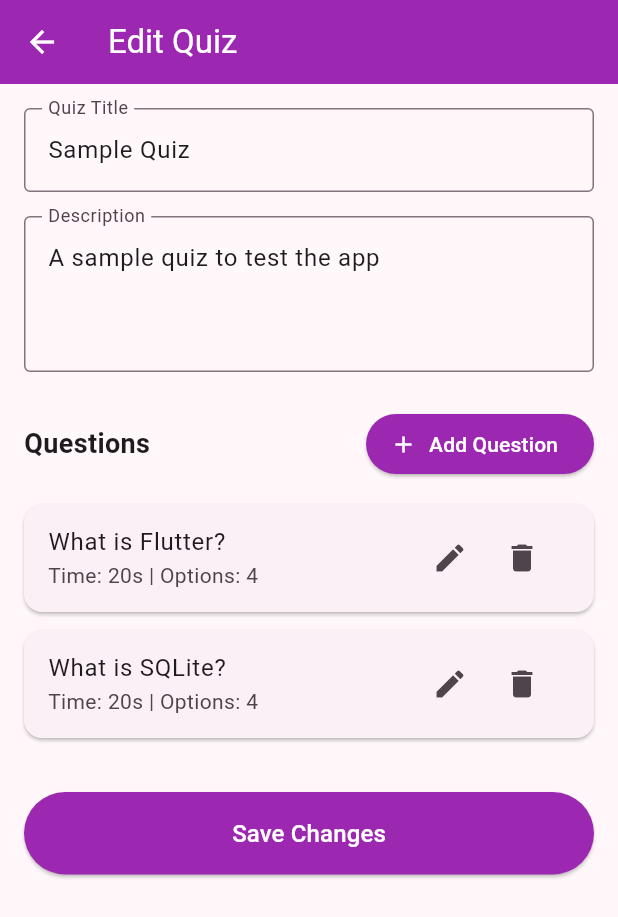
After one commit to khalef-khalil/kahoot, a Flutter app: the screen it shows after launch, after a tap on "Add Sample Quiz", after a tap on the "edit" icon, on a phone screen of 412 x 824 dp. The commit adds this screen. Shown: the top 917 px of the screen. Run offline on Flutter 3.47's test engine with Material 3 defaults, Android fonts, the phone set to English and light mode, and no system bars; our stand-ins replace sqflite; accounts and stored records are empty.

Commit message:
added editing feature

```diff
--- a/lib/database_helper.dart
+++ b/lib/database_helper.dart
@@ -112,6 +112,17 @@ class DatabaseHelper {
     );
   }
 
+  // Update a quiz
+  Future<int> updateQuiz(int id, Map<String, dynamic> quiz) async {
+    Database db = await database;
+    return await db.update(
+      'quizzes',
+      quiz,
+      where: 'id = ?',
+      whereArgs: [id],
+    );
+  }
+
   // Question Operations
   Future<int> insertQuestion(Map<String, dynamic> question) async {
     Database db = await database;
@@ -127,6 +138,36 @@ class DatabaseHelper {
     );
   }
 
+  // Update a question
+  Future<int> updateQuestion(int id, Map<String, dynamic> question) async {
+    Database db = await database;
+    return await db.update(
+      'questions',
+      question,
+      where: 'id = ?',
+      whereArgs: [id],
+    );
+  }
+
+  // Delete a question and its options
+  Future<int> deleteQuestion(int questionId) async {
+    Database db = await database;
+
+    // Delete options for this question
+    await db.delete(
+      'options',
+      where: 'question_id = ?',
+      whereArgs: [questionId],
+    );
+
+    // Delete the question
+    return await db.delete(
+      'questions',
+      where: 'id = ?',
+      whereArgs: [questionId],
+    );
+  }
+
   // Option Operations
   Future<int> insertOption(Map<String, dynamic> option) async {
     Database db = await database;
@@ -139,6 +180,27 @@ class DatabaseHelper {
       'options',
       where: 'question_id = ?',
       whereArgs: [questionId],
+    );
+  }
+
+  // Update an option
+  Future<int> updateOption(int id, Map<String, dynamic> option) async {
+    Database db = await database;
+    return await db.update(
+      'options',
+      option,
+      where: 'id = ?',
+      whereArgs: [id],
+    );
+  }
+
+  // Delete an option
+  Future<int> deleteOption(int optionId) async {
+    Database db = await database;
+    return await db.delete(
+      'options',
+      where: 'id = ?',
+      whereArgs: [optionId],
     );
   }
 
--- /dev/null
+++ b/lib/screens/edit_quiz_screen.dart
@@ -0,0 +1,570 @@
+import 'package:flutter/material.dart';
+import '../database_helper.dart';
+import '../models.dart';
+
+class EditQuizScreen extends StatefulWidget {
+  final int quizId;
+
+  const EditQuizScreen({super.key, required this.quizId});
+
+  @override
+  State<EditQuizScreen> createState() => _EditQuizScreenState();
+}
+
+class _EditQuizScreenState extends State<EditQuizScreen> {
+  final DatabaseHelper _databaseHelper = DatabaseHelper();
+  final _formKey = GlobalKey<FormState>();
+  final _titleController = TextEditingController();
+  final _descriptionController = TextEditingController();
+
+  List<Question> _questions = [];
+  bool _isLoading = true;
+  bool _isSaving = false;
+  late Quiz _quiz;
+
+  @override
+  void initState() {
+    super.initState();
+    _loadQuiz();
+  }
+
+  @override
+  void dispose() {
+    _titleController.dispose();
+    _descriptionController.dispose();
+    super.dispose();
+  }
+
+  Future<void> _loadQuiz() async {
+    try {
+      // Load quiz
+      final quizMap = await _databaseHelper.getQuiz(widget.quizId);
+      if (quizMap != null) {
+        _quiz = Quiz.fromMap(quizMap);
+        _titleController.text = _quiz.title;
+        _descriptionController.text = _quiz.description;
+
+        // Load questions
+        final questionsMap = await _databaseHelper.getQuestionsByQuiz(widget.quizId);
+        _questions = await Future.wait(questionsMap.map((qMap) async {
+          final question = Question.fromMap(qMap);
+
+          // Load options for each question
+          final optionsMap = await _databaseHelper.getOptionsByQuestion(question.id!);
+          question.options = optionsMap.map((oMap) => Option.fromMap(oMap)).toList();
+
+          return question;
+        }));
+
+        setState(() {
+          _isLoading = false;
+        });
+      } else {
+        // Quiz not found
+        if (mounted) {
+          ScaffoldMessenger.of(context).showSnackBar(
+            const SnackBar(content: Text('Quiz not found')),
+          );
+          Navigator.pop(context);
+        }
+      }
+    } catch (e) {
+      if (mounted) {
+        ScaffoldMessenger.of(context).showSnackBar(
+          SnackBar(content: Text('Failed to load quiz: $e')),
+        );
+        Navigator.pop(context);
+      }
+    }
+  }
+
+  Future<void> _saveQuiz() async {
+    if (_formKey.currentState!.validate()) {
+      if (_questions.isEmpty) {
+        ScaffoldMessenger.of(context).showSnackBar(
+          const SnackBar(content: Text('Please add at least one question')),
+        );
+        return;
+      }
+
+      setState(() {
+        _isSaving = true;
+      });
+
+      try {
+        // Update quiz
+        await _databaseHelper.updateQuiz(widget.quizId, {
+          'title': _titleController.text,
+          'description': _descriptionController.text,
+        });
+
+        // For simplicity, we're recreating all questions and options
+        // First, delete all existing questions (which cascades to options)
+        final existingQuestions = await _databaseHelper.getQuestionsByQuiz(widget.quizId);
+        for (var question in existingQuestions) {
+          await _databaseHelper.deleteQuestion(question['id']);
+        }
+
+        // Now create new questions and options
+        for (var question in _questions) {
+          final questionId = await _databaseHelper.insertQuestion({
+            'quiz_id': widget.quizId,
+            'question': question.question,
+            'time_limit': question.timeLimit,
+          });
+
+          // Save options for this question
+          if (question.options != null) {
+            for (var option in question.options!) {
+              await _databaseHelper.insertOption({
+                'question_id': questionId,
+                'option_text': option.optionText,
+                'is_correct': option.isCorrect ? 1 : 0,
+              });
+            }
+          }
+        }
+
+        if (mounted) {
+          ScaffoldMessenger.of(context).showSnackBar(
+            const SnackBar(content: Text('Quiz updated successfully')),
+          );
+          Navigator.pop(context);
+        }
+      } catch (e) {
+        if (mounted) {
+          ScaffoldMessenger.of(context).showSnackBar(
+            SnackBar(content: Text('Failed to update quiz: $e')),
+          );
+        }
+      } finally {
+        if (mounted) {
+          setState(() {
+            _isSaving = false;
+          });
+        }
+      }
+    }
+  }
+
+  void _addQuestion() {
+    showDialog(
+      context: context,
+      builder: (context) {
+        final questionController = TextEditingController();
+        final timeLimitController = TextEditingController(text: '20');
+        final List<Option> options = [
+          Option(questionId: 0, optionText: '', isCorrect: false),
+          Option(questionId: 0, optionText: '', isCorrect: false),
+          Option(questionId: 0, optionText: '', isCorrect: false),
+          Option(questionId: 0, optionText: '', isCorrect: false),
+        ];
+        int correctOptionIndex = 0;
+
+        return StatefulBuilder(
+          builder: (context, setState) {
+            return AlertDialog(
+              title: const Text('Add Question'),
+              content: SingleChildScrollView(
+                child: Column(
+                  mainAxisSize: MainAxisSize.min,
+                  children: [
+                    TextField(
+                      controller: questionController,
+                      decoration: const InputDecoration(
+                        labelText: 'Question',
+                        hintText: 'Enter the question',
+                      ),
+                      maxLines: 2,
+                    ),
+                    const SizedBox(height: 10),
+                    TextField(
+                      controller: timeLimitController,
+                      decoration: const InputDecoration(
+                        labelText: 'Time Limit (seconds)',
+                      ),
+                      keyboardType: TextInputType.number,
+                    ),
+                    const SizedBox(height: 20),
+                    const Text(
+                      'Options (select the correct one):',
+                      style: TextStyle(fontWeight: FontWeight.bold),
+                    ),
+                    const SizedBox(height: 10),
+                    ...List.generate(options.length, (index) {
+                      return Row(
+                        children: [
+                          Radio<int>(
+                            value: index,
+                            groupValue: correctOptionIndex,
+                            onChanged: (value) {
+                              setState(() {
+                                correctOptionIndex = value!;
+                                for (int i = 0; i < options.length; i++) {
+                                  options[i].isCorrect = (i == value);
+                                }
+                              });
+                            },
+                          ),
+                          Expanded(
+                            child: TextField(
+                              decoration: InputDecoration(
+                                labelText: 'Option ${index + 1}',
+                                hintText: 'Enter option text',
+                              ),
+                              onChanged: (value) {
+                                options[index].optionText = value;
+                              },
+                            ),
+                          ),
+                        ],
+                      );
+                    }),
+                  ],
+                ),
+              ),
+              actions: [
+                TextButton(
+                  onPressed: () => Navigator.pop(context),
+                  child: const Text('Cancel'),
+                ),
+                TextButton(
+                  onPressed: () {
+                    // Validate fields
+                    if (questionController.text.isEmpty) {
+                      ScaffoldMessenger.of(context).showSnackBar(
+                        const SnackBar(
+                            content: Text('Please enter a question')),
+                      );
+                      return;
+                    }
+
+                    final timeLimit = int.tryParse(timeLimitController.text);
+                    if (timeLimit == null || timeLimit <= 0) {
+                      ScaffoldMessenger.of(context).showSnackBar(
+                        const SnackBar(
+                            content: Text('Please enter a valid time limit')),
+                      );
+                      return;
+                    }
+
+                    bool validOptions = true;
+                    for (var option in options) {
+                      if (option.optionText.isEmpty) {
+                        validOptions = false;
+                        break;
+                      }
+                    }
+
+                    if (!validOptions) {
+                      ScaffoldMessenger.of(context).showSnackBar(
+                        const SnackBar(
+                            content: Text('Please fill in all options')),
+                      );
+                      return;
+                    }
+
+                    // Create question
+                    final question = Question(
+                      quizId: widget.quizId,
+                      question: questionController.text,
+                      timeLimit: timeLimit,
+                      options: options,
+                    );
+
+                    this.setState(() {
+                      _questions.add(question);
+                    });
+
+                    Navigator.pop(context);
+                  },
+                  child: const Text('Add'),
+                ),
+              ],
+            );
+          },
+        );
+      },
+    );
+  }
+
+  void _editQuestion(int index) {
+    final question = _questions[index];
+
+    showDialog(
+      context: context,
+      builder: (context) {
+        final questionController = TextEditingController(text: question.question);
+        final timeLimitController = TextEditingController(text: question.timeLimit.toString());
+        final List<Option> options = List.from(question.options!);
+
+        int correctOptionIndex = options.indexWhere((option) => option.isCorrect);
+        if (correctOptionIndex == -1) correctOptionIndex = 0;
+
+        return StatefulBuilder(
+          builder: (context, setState) {
+            return AlertDialog(
+              title: const Text('Edit Question'),
+              content: SingleChildScrollView(
+                child: Column(
+                  mainAxisSize: MainAxisSize.min,
+                  children: [
+                    TextField(
+                      controller: questionController,
+                      decoration: const InputDecoration(
+                        labelText: 'Question',
+                        hintText: 'Enter the question',
+                      ),
+                      maxLines: 2,
+                    ),
+                    const SizedBox(height: 10),
+                    TextField(
+                      controller: timeLimitController,
+                      decoration: const InputDecoration(
+                        labelText: 'Time Limit (seconds)',
+                      ),
+                      keyboardType: TextInputType.number,
+                    ),
+                    const SizedBox(height: 20),
+                    const Text(
+                      'Options (select the correct one):',
+                      style: TextStyle(fontWeight: FontWeight.bold),
+                    ),
+                    const SizedBox(height: 10),
+                    ...List.generate(options.length, (index) {
+                      return Row(
+                        children: [
+                          Radio<int>(
+                            value: index,
+                            groupValue: correctOptionIndex,
+                            onChanged: (value) {
+                              setState(() {
+                                correctOptionIndex = value!;
+                                for (int i = 0; i < options.length; i++) {
+                                  options[i].isCorrect = (i == value);
+                                }
+                              });
+                            },
+                          ),
+                          Expanded(
+                            child: TextField(
+                              decoration: InputDecoration(
+                                labelText: 'Option ${index + 1}',
+                                hintText: 'Enter option text',
+                              ),
+                              controller: TextEditingController(text: options[index].optionText),
+                              onChanged: (value) {
+                                options[index].optionText = value;
+                              },
+                            ),
+                          ),
+                        ],
+                      );
+                    }),
+                  ],
+                ),
+              ),
+              actions: [
+                TextButton(
+                  onPressed: () => Navigator.pop(context),
+                  child: const Text('Cancel'),
+                ),
+                TextButton(
+                  onPressed: () {
+                    // Validate fields
+                    if (questionController.text.isEmpty) {
+                      ScaffoldMessenger.of(context).showSnackBar(
+                        const SnackBar(
+                            content: Text('Please enter a question')),
+                      );
+                      return;
+                    }
+
+                    final timeLimit = int.tryParse(timeLimitController.text);
+                    if (timeLimit == null || timeLimit <= 0) {
+                      ScaffoldMessenger.of(context).showSnackBar(
+                        const SnackBar(
+                            content: Text('Please enter a valid time limit')),
+                      );
+                      return;
+                    }
+
+                    bool validOptions = true;
+                    for (var option in options) {
+                      if (option.optionText.isEmpty) {
+                        validOptions = false;
+                        break;
+                      }
+                    }
+
+                    if (!validOptions) {
+                      ScaffoldMessenger.of(context).showSnackBar(
+                        const SnackBar(
+                            content: Text('Please fill in all options')),
+                      );
+                      return;
+                    }
+
+                    // Update question
+                    _questions[index] = Question(
+                      id: question.id,
+                      quizId: widget.quizId,
+                      question: questionController.text,
+                      timeLimit: timeLimit,
+                      options: options,
+                    );
+
+                    this.setState(() {});
+                    Navigator.pop(context);
+                  },
+                  child: const Text('Save'),
+                ),
+              ],
+            );
+          },
+        );
+      },
+    );
+  }
+
+  @override
+  Widget build(BuildContext context) {
+    return Scaffold(
+      appBar: AppBar(
+        title: const Text('Edit Quiz'),
+        backgroundColor: Colors.purple,
+        foregroundColor: Colors.white,
+      ),
+      body: _isLoading || _isSaving
+          ? const Center(child: CircularProgressIndicator())
+          : SingleChildScrollView(
+              padding: const EdgeInsets.all(16.0),
+              child: Form(
+                key: _formKey,
+                child: Column(
+                  crossAxisAlignment: CrossAxisAlignment.start,
+                  children: [
+                    TextFormField(
+                      controller: _titleController,
+                      decoration: const InputDecoration(
+                        labelText: 'Quiz Title',
+                        border: OutlineInputBorder(),
+                      ),
+                      validator: (value) {
+                        if (value == null || value.isEmpty) {
+                          return 'Please enter a title';
+                        }
+                        return null;
+                      },
+                    ),
+                    const SizedBox(height: 16),
+                    TextFormField(
+                      controller: _descriptionController,
+                      decoration: const InputDecoration(
+                        labelText: 'Description',
+                        border: OutlineInputBorder(),
+                      ),
+                      maxLines: 3,
+                      validator: (value) {
+                        if (value == null || value.isEmpty) {
+                          return 'Please enter a description';
+                        }
+                        return null;
+                      },
+                    ),
+                    const SizedBox(height: 24),
+                    Row(
+                      mainAxisAlignment: MainAxisAlignment.spaceBetween,
+                      children: [
+                        const Text(
+                          'Questions',
+                          style: TextStyle(
+                              fontSize: 18, fontWeight: FontWeight.bold),
+                        ),
+                        ElevatedButton.icon(
+                          onPressed: _addQuestion,
+                          icon: const Icon(Icons.add),
+                          label: const Text('Add Question'),
+                          style: ElevatedButton.styleFrom(
+                            backgroundColor: Colors.purple,
+                            foregroundColor: Colors.white,
+                          ),
+                        ),
+                      ],
+                    ),
+                    const SizedBox(height: 16),
+                    if (_questions.isEmpty)
+                      const Center(
+                        child: Padding(
+                          padding: EdgeInsets.all(16.0),
+                          child: Text(
+                            'No questions added yet. Add your first question!',
+                            style: TextStyle(
+                              fontSize: 16,
+                              color: Colors.grey,
+                            ),
+                          ),
+                        ),
+                      )
+                    else
+                      ListView.builder(
+                        shrinkWrap: true,
+                        physics: const NeverScrollableScrollPhysics(),
+                        itemCount: _questions.length,
+                        itemBuilder: (context, index) {
+                          final question = _questions[index];
+                          return Card(
+                            margin: const EdgeInsets.only(bottom: 12),
+                            child: ListTile(
+                              title: Text(
+                                question.question,
+                                maxLines: 1,
+                                overflow: TextOverflow.ellipsis,
+                              ),
+                              subtitle: Text(
+                                  'Time: ${question.timeLimit}s | Options: ${question.options!.length}'),
+                              trailing: Row(
+                                mainAxisSize: MainAxisSize.min,
+                                children: [
+                                  IconButton(
+                                    icon: const Icon(Icons.edit),
+                                    onPressed: () => _editQuestion(index),
+                                  ),
+                                  IconButton(
+                                    icon: const Icon(Icons.delete),
+                                    onPressed: () {
+                                      setState(() {
+                                        _questions.removeAt(index);
+                                      });
+                                    },
+                                  ),
+                                ],
+                              ),
+                              onTap: () => _editQuestion(index),
+                            ),
+                          );
+                        },
+                      ),
+                    const SizedBox(height: 24),
+                    SizedBox(
+                      width: double.infinity,
+                      child: ElevatedButton(
+                        onPressed: _saveQuiz,
+                        style: ElevatedButton.styleFrom(
+                          backgroundColor: Colors.purple,
+                          foregroundColor: Colors.white,
+                          padding: const EdgeInsets.symmetric(vertical: 16),
+                        ),
+                        child: const Text(
+                          'Save Changes',
+                          style: TextStyle(fontSize: 16),
+                        ),
+                      ),
+                    ),
+                  ],
+                ),
+              ),
+            ),
+    );
+  }
+}
--- a/lib/screens/home_screen.dart
+++ b/lib/screens/home_screen.dart
@@ -3,6 +3,7 @@ import '../database_helper.dart';
 import '../models.dart';
 import 'quiz_screen.dart';
 import 'create_quiz_screen.dart';
+import 'edit_quiz_screen.dart';
 
 class HomeScreen extends StatefulWidget {
   const HomeScreen({super.key});
@@ -68,6 +69,15 @@ class _HomeScreenState extends State<HomeScreen> {
     );
   }
 
+  void _editQuiz(Quiz quiz) {
+    Navigator.push(
+      context,
+      MaterialPageRoute(
+        builder: (context) => EditQuizScreen(quizId: quiz.id!),
+      ),
+    ).then((_) => _loadQuizzes());
+  }
+
   @override
   Widget build(BuildContext context) {
     return Scaffold(
@@ -128,9 +138,18 @@ class _HomeScreenState extends State<HomeScreen> {
                                 fontSize: 18, fontWeight: FontWeight.bold),
                           ),
                           subtitle: Text(quiz.description),
-                          trailing: IconButton(
-                            icon: const Icon(Icons.delete),
-                            onPressed: () => _confirmDelete(quiz),
+                          trailing: Row(
+                            mainAxisSize: MainAxisSize.min,
+                            children: [
+                              IconButton(
+                                icon: const Icon(Icons.edit),
+                                onPressed: () => _editQuiz(quiz),
+                              ),
+                              IconButton(
+                                icon: const Icon(Icons.delete),
+                                onPressed: () => _confirmDelete(quiz),
+                              ),
+                            ],
                           ),
                           onTap: () {
                             Navigator.push(
```
Also changed, not shown: 2 other files.
